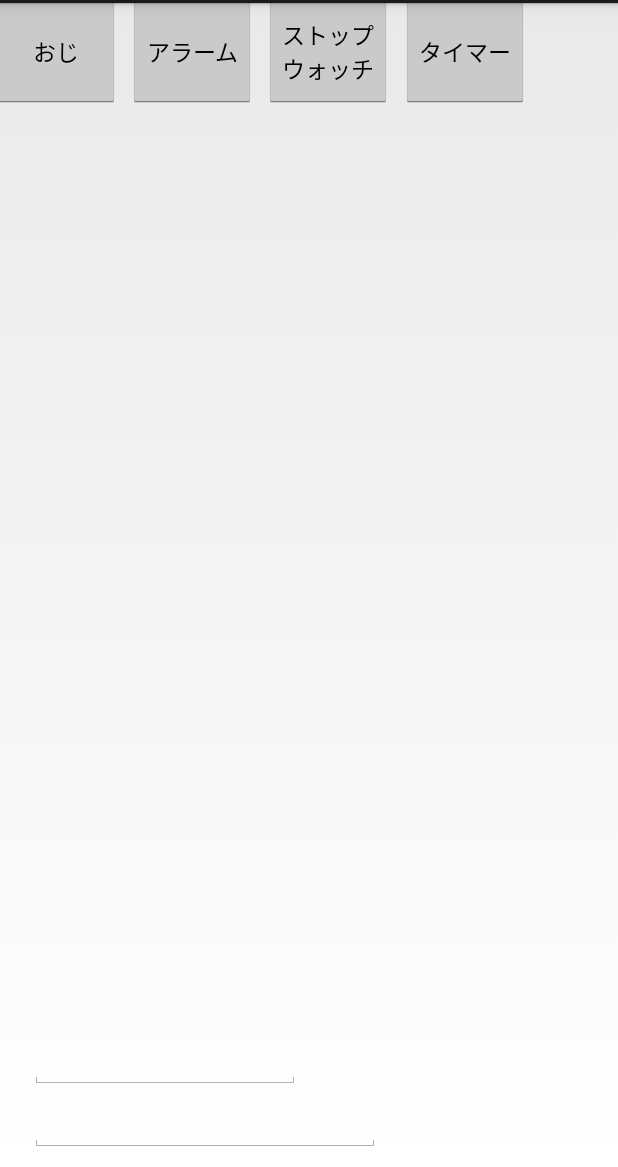
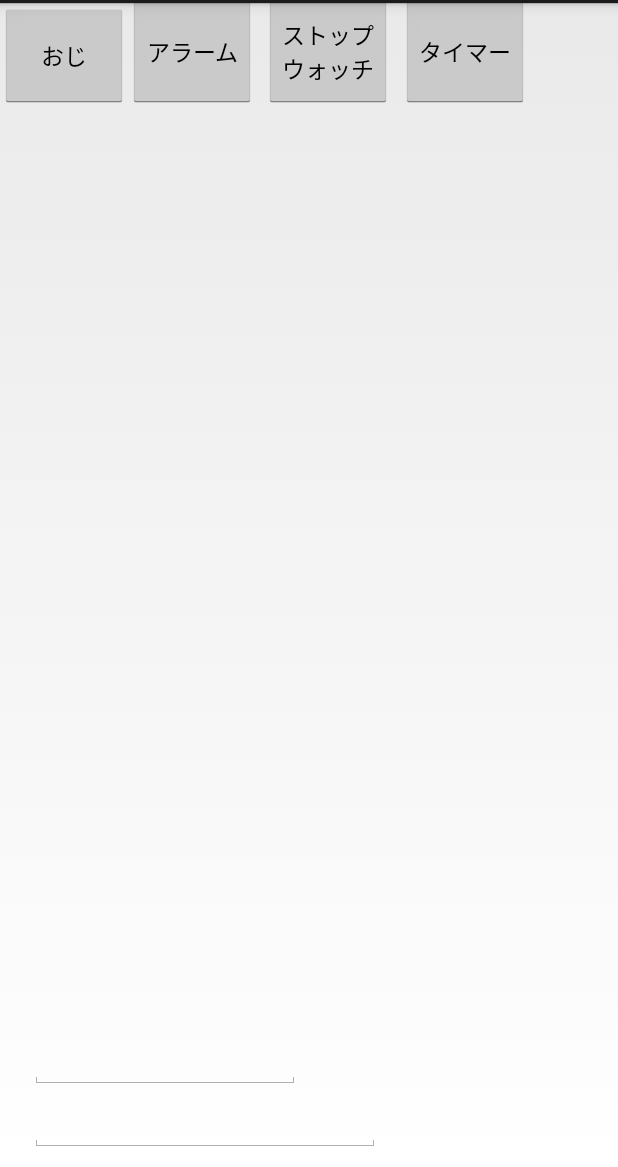
Before and after one commit to puhitaku/FullerMezamashi, an Android app: the layout main_monitor.xml on its own in the app's theme, with its tools: preview values and no code run, on a phone screen of 412 x 824 dp, the part 69-1236 px from its top. Run offline under Robolectric (Android 15) with nearby library versions, the phone set to English and light mode, and no system bars.

Commit message:
layout change

```diff
--- a/FullerMezamashi/src/main/res/layout/main_monitor.xml
+++ b/FullerMezamashi/src/main/res/layout/main_monitor.xml
@@ -40,9 +40,9 @@
             android:layout_height="75dp"
             android:text="@string/select_oji"
             android:id="@+id/button3"
-            android:layout_marginTop="-5dp"
-            android:layout_marginLeft="-5dp"
-            android:textSize="15sp"/>
+            android:textSize="15sp"
+            android:layout_alignParentTop="true"
+            android:layout_alignBottom="@+id/button2"/>
 
     <Button
             android:layout_width="85dp"
```
